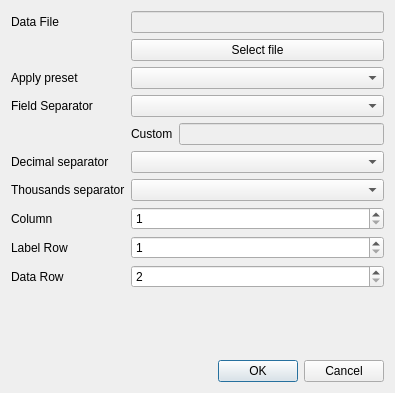
Qt form src/dialog.ui (jgeudens/GraphViewer) before a commit.
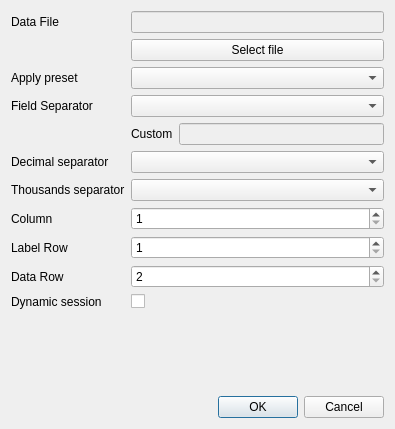
The same form after that commit.

The edit to the form file:
```diff
--- a/src/dialog.ui
+++ b/src/dialog.ui
@@ -7,7 +7,7 @@
     <x>0</x>
     <y>0</y>
     <width>395</width>
-    <height>393</height>
+    <height>429</height>
    </rect>
   </property>
   <property name="windowTitle">
@@ -170,6 +170,26 @@
          </property>
         </widget>
        </item>
+       <item row="12" column="1">
+        <widget class="QCheckBox" name="dynamicSession">
+         <property name="layoutDirection">
+          <enum>Qt::LeftToRight</enum>
+         </property>
+         <property name="text">
+          <string/>
+         </property>
+        </widget>
+       </item>
+       <item row="12" column="0">
+        <widget class="QLabel" name="label_10">
+         <property name="toolTip">
+          <string>Enables auto reload</string>
+         </property>
+         <property name="text">
+          <string>Dynamic session</string>
+         </property>
+        </widget>
+       </item>
       </layout>
      </item>
     </layout>
```
